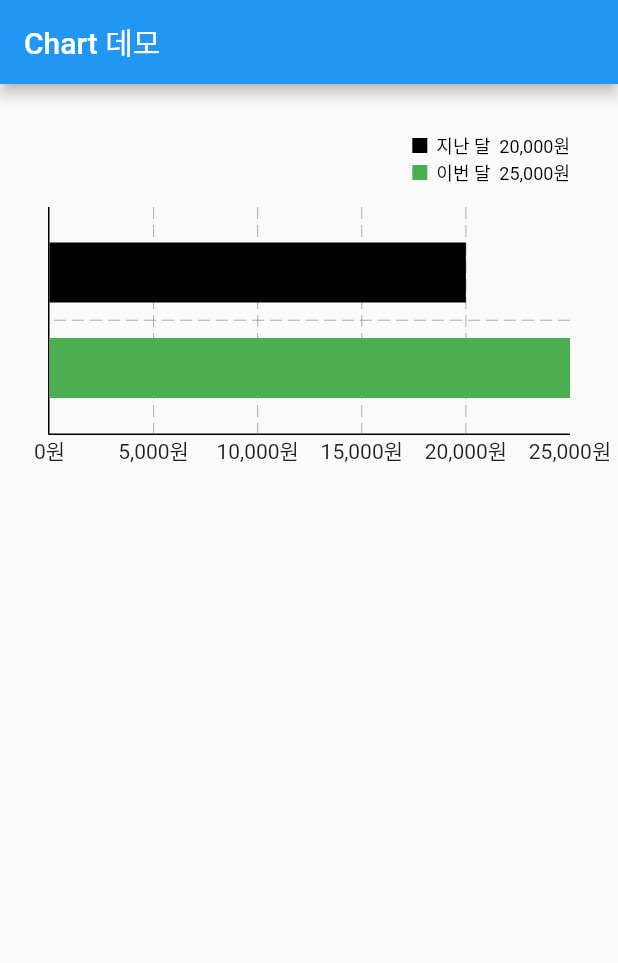
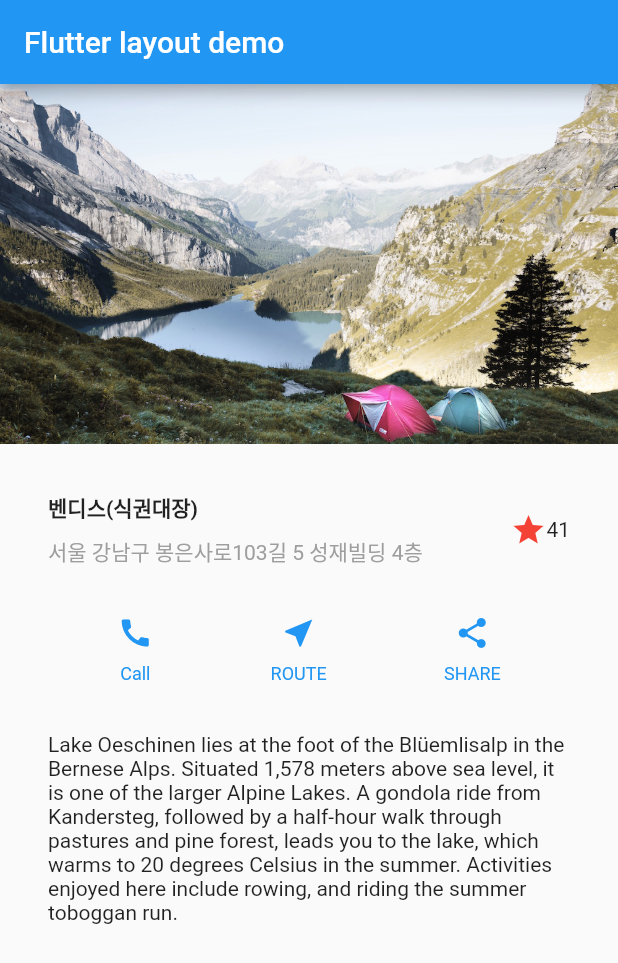
Before and after one commit to dohyun82/flutter-demo, a Flutter app: the screen it shows after launch, on a phone screen of 412 x 824 dp. Shown: the top 963 px of the screen. Run offline on Flutter 3.47's test engine with Material 2 defaults, Android fonts, the phone set to English and light mode, and no system bars; drawn by our look-alikes of fl_chart; our stand-ins replace dotted_border, get, image_cropper, image_picker, video_player; missing offline and left inert: dart:ffi.

Commit message:
feat : 레이아웃 빌드

```diff
--- a/lib/main.dart
+++ b/lib/main.dart
@@ -1,10 +1,4 @@
 import 'package:flutter/material.dart';
-import 'package:flutter_demo/ui/ChartDemo.dart';
+import 'package:flutter_demo/ui/BuildLayout.dart';
 
-void main() {
-  runApp(
-    const MaterialApp(
-      home: ChartDemo(),
-    ),
-  );
-}
+void main() => runApp(const BuildLayoutApp());
--- /dev/null
+++ b/lib/ui/BuildLayout.dart
@@ -0,0 +1,209 @@
+import 'package:flutter/material.dart';
+
+///
+/// User interface -> Layout -> Build a layout
+///
+class BuildLayoutApp extends StatelessWidget {
+  const BuildLayoutApp({super.key});
+
+  @override
+  Widget build(BuildContext context) {
+    const String appTitle = 'Flutter layout demo';
+    return MaterialApp(
+      title: appTitle,
+      home: Scaffold(
+        appBar: AppBar(
+          title: const Text(appTitle),
+        ),
+        body: const SingleChildScrollView(
+          child: Column(
+            children: [
+              ImageSection(
+                image: 'images/lake.jpeg',
+              ),
+              TitleSection(
+                name: "벤디스(식권대장)",
+                location: "서울 강남구 봉은사로103길 5 성재빌딩 4층",
+              ),
+              ButtonSection(),
+              TextSection(
+                description:
+                    'Lake Oeschinen lies at the foot of the Blüemlisalp in the Bernese Alps. Situated 1,578 meters above sea level, it is one of the larger Alpine Lakes. A gondola ride from Kandersteg, followed by a half-hour walk through pastures and pine forest, leads you to the lake, which warms to 20 degrees Celsius in the summer. Activities enjoyed here include rowing, and riding the summer toboggan run.',
+              )
+            ],
+          ),
+        ),
+      ),
+    );
+  }
+}
+
+///
+/// 이미지 영역
+///
+class ImageSection extends StatelessWidget {
+  const ImageSection({
+    super.key,
+    required this.image,
+  });
+
+  final String image;
+
+  @override
+  Widget build(BuildContext context) {
+    return Image.asset(
+      image,
+      width: 600,
+      height: 240,
+      fit: BoxFit.cover,
+    );
+  }
+}
+
+///
+/// 텍스트 영역
+///
+class TextSection extends StatelessWidget {
+  const TextSection({super.key, required this.description});
+
+  final String description;
+
+  @override
+  Widget build(BuildContext context) {
+    return Padding(
+      padding: const EdgeInsets.all(32),
+      child: Text(
+        description,
+        softWrap: true,
+      ),
+    );
+  }
+}
+
+///
+/// 버튼 영역
+///
+class ButtonSection extends StatelessWidget {
+  const ButtonSection({super.key});
+
+  @override
+  Widget build(BuildContext context) {
+    final Color color = Theme.of(context).primaryColor;
+    return SizedBox(
+      child: Row(
+        mainAxisAlignment: MainAxisAlignment.spaceEvenly,
+        children: [
+          ButtonWithText(
+            color: color,
+            icon: Icons.call,
+            label: 'Call',
+          ),
+          ButtonWithText(
+            color: color,
+            icon: Icons.near_me,
+            label: 'ROUTE',
+          ),
+          ButtonWithText(
+            color: color,
+            icon: Icons.share,
+            label: 'SHARE',
+          ),
+        ],
+      ),
+    );
+  }
+}
+
+///
+/// 버튼 + 텍스트 위젯
+///
+class ButtonWithText extends StatelessWidget {
+  const ButtonWithText(
+      {super.key,
+      required this.color,
+      required this.icon,
+      required this.label});
+
+  final Color color;
+  final IconData icon;
+  final String label;
+
+  @override
+  Widget build(BuildContext context) {
+    return Column(
+      mainAxisSize: MainAxisSize.min,
+      mainAxisAlignment: MainAxisAlignment.center,
+      children: [
+        Icon(
+          icon,
+          color: color,
+        ),
+        Padding(
+          padding: const EdgeInsets.only(
+            top: 8,
+          ),
+          child: Text(
+            label,
+            style: TextStyle(
+              fontSize: 12,
+              fontWeight: FontWeight.w400,
+              color: color,
+            ),
+          ),
+        )
+      ],
+    );
+  }
+}
+
+///
+/// Title 영역
+///
+class TitleSection extends StatelessWidget {
+  const TitleSection({
+    super.key,
+    required this.name,
+    required this.location,
+  });
+
+  final String name;
+  final String location;
+
+  @override
+  Widget build(BuildContext context) {
+    return Padding(
+      padding: const EdgeInsets.all(32),
+      child: Row(
+        children: [
+          Expanded(
+            child: Column(
+              crossAxisAlignment: CrossAxisAlignment.start,
+              children: [
+                Padding(
+                  padding: const EdgeInsets.only(bottom: 8),
+                  child: Text(
+                    name,
+                    style: const TextStyle(
+                      fontWeight: FontWeight.bold,
+                    ),
+                  ),
+                ),
+                Text(
+                  location,
+                  style: TextStyle(
+                    color: Colors.grey[500],
+                  ),
+                ),
+              ],
+            ),
+          ),
+          Icon(
+            Icons.star,
+            color: Colors.red[500],
+          ),
+          const Text('41'),
+        ],
+      ),
+    );
+  }
+}
```
